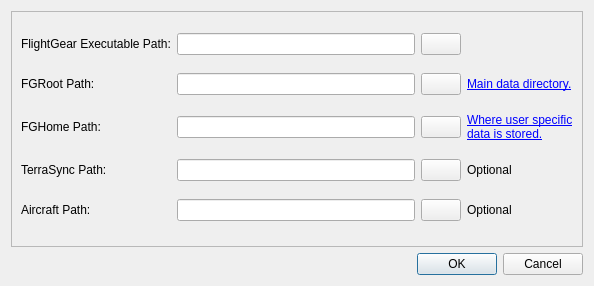
Qt form fgo/ui/ConfigureAgentPaths.ui (cgspeck/fg-orchestrator) before a commit.
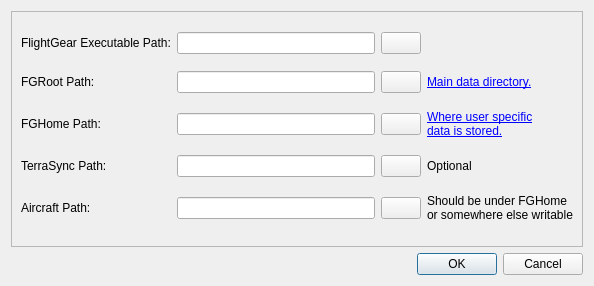
The same form after that commit. Icons and pictures are not drawn.

```diff
--- a/fgo/ui/ConfigureAgentPaths.ui
+++ b/fgo/ui/ConfigureAgentPaths.ui
@@ -214,7 +214,8 @@
       <item row="5" column="3">
        <widget class="QLabel" name="label_7">
         <property name="text">
-         <string>Optional</string>
+         <string>Should be under FGHome
+or somewhere else writable</string>
         </property>
        </widget>
       </item>
```
